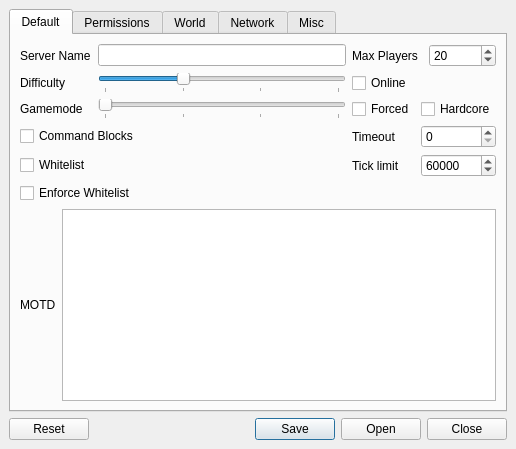
Qt form main.ui (Preta-Crowz/PSPM) before a commit.
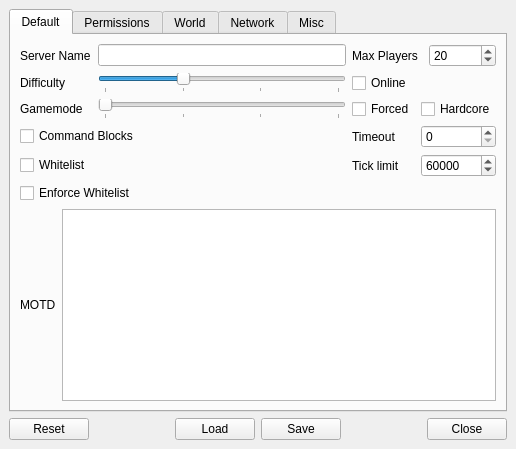
The same form after that commit.

```diff
--- a/main.ui
+++ b/main.ui
@@ -18,7 +18,14 @@
   </property>
   <widget class="QWidget" name="MainWidget">
    <layout class="QGridLayout" name="gridLayout_6">
-    <item row="0" column="0">
+    <item row="1" column="5">
+     <widget class="QPushButton" name="closeBtn">
+      <property name="text">
+       <string>Close</string>
+      </property>
+     </widget>
+    </item>
+    <item row="0" column="0" colspan="6">
      <widget class="QTabWidget" name="tabs">
       <property name="currentIndex">
        <number>0</number>
@@ -319,7 +326,7 @@
          </widget>
         </item>
         <item row="3" column="0">
-         <spacer name="verticalSpacer">
+         <spacer name="spacePerm">
           <property name="orientation">
            <enum>Qt::Vertical</enum>
           </property>
@@ -507,7 +514,7 @@
          </widget>
         </item>
         <item row="5" column="0">
-         <spacer name="verticalSpacer_2">
+         <spacer name="spaceWorld">
           <property name="orientation">
            <enum>Qt::Vertical</enum>
           </property>
@@ -699,7 +706,7 @@
          </widget>
         </item>
         <item row="6" column="1">
-         <spacer name="verticalSpacer_3">
+         <spacer name="spaceNetwork">
           <property name="orientation">
            <enum>Qt::Vertical</enum>
           </property>
@@ -759,7 +766,7 @@
          </widget>
         </item>
         <item row="3" column="0">
-         <spacer name="verticalSpacer_4">
+         <spacer name="spaceMisc">
           <property name="orientation">
            <enum>Qt::Vertical</enum>
           </property>
@@ -776,15 +783,52 @@
      </widget>
     </item>
     <item row="1" column="0">
-     <widget class="QDialogButtonBox" name="btns">
-      <property name="standardButtons">
-       <set>QDialogButtonBox::Close|QDialogButtonBox::Open|QDialogButtonBox::Reset|QDialogButtonBox::Save</set>
+     <widget class="QPushButton" name="resetBtn">
+      <property name="text">
+       <string>Reset</string>
       </property>
-      <property name="centerButtons">
-       <bool>false</bool>
+     </widget>
+    </item>
+    <item row="1" column="2">
+     <widget class="QPushButton" name="loadBtn">
+      <property name="text">
+       <string>Load</string>
       </property>
      </widget>
     </item>
+    <item row="1" column="1">
+     <spacer name="spaceRL">
+      <property name="orientation">
+       <enum>Qt::Horizontal</enum>
+      </property>
+      <property name="sizeHint" stdset="0">
+       <size>
+        <width>40</width>
+        <height>20</height>
+       </size>
+      </property>
+     </spacer>
+    </item>
+    <item row="1" column="3">
+     <widget class="QPushButton" name="saveBtn">
+      <property name="text">
+       <string>Save</string>
+      </property>
+     </widget>
+    </item>
+    <item row="1" column="4">
+     <spacer name="spaceSC">
+      <property name="orientation">
+       <enum>Qt::Horizontal</enum>
+      </property>
+      <property name="sizeHint" stdset="0">
+       <size>
+        <width>40</width>
+        <height>20</height>
+       </size>
+      </property>
+     </spacer>
+    </item>
    </layout>
   </widget>
  </widget>
```
